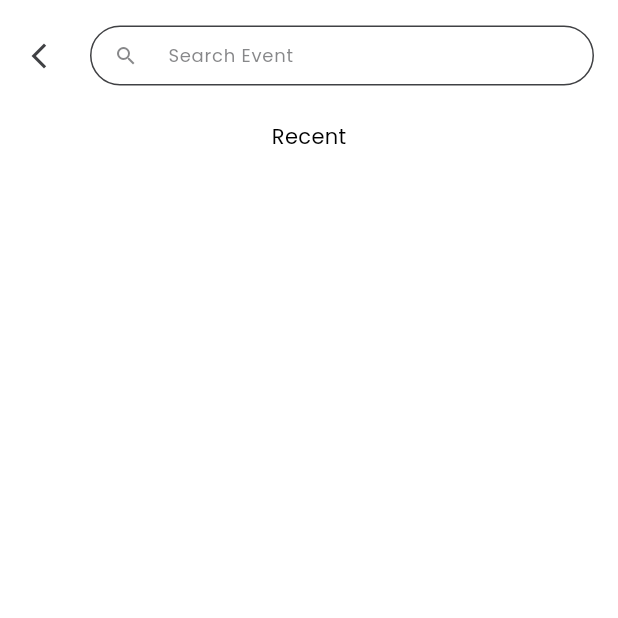
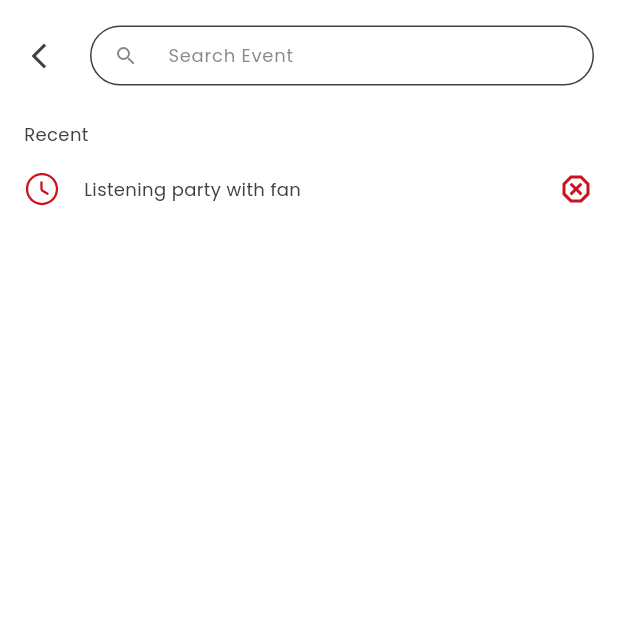
Before and after one commit to DrRaspec/kork, a Flutter app: the SearchEvent screen opened by its route, on a phone screen of 412 x 824 dp, the top half of it. Run offline on Flutter 3.47's test engine with Material 3 defaults, Android fonts, the phone set to English and light mode, and no system bars; our stand-ins replace dropdown_button2, flutter_svg, flutter_switch, geocoding, geolocator, get and 5 more; accounts and stored records are empty; generated files the repository leaves out were written again; network calls fail; project files that could hold a hidden picture were left out.

Commit message:
fully update screen search event

```diff
--- a/lib/views/home_view.dart
+++ b/lib/views/home_view.dart
@@ -25,7 +25,7 @@ class HomeView extends GetView<HomeController> {
             behavior: HitTestBehavior.translucent,
             onTap: () => FocusScope.of(context).unfocus(),
             onHorizontalDragUpdate: (details) {
-              if (details.delta.dx < 10) {
+              if (details.delta.dx < -10) {
                 controller.mainControler.currentIndex.value = 1;
               }
             },
--- a/lib/views/search_event.dart
+++ b/lib/views/search_event.dart
@@ -1,6 +1,8 @@
 import 'package:flutter/material.dart';
+import 'package:flutter_svg/flutter_svg.dart';
 import 'package:get/get.dart';
 import 'package:flutter_gen/gen_l10n/app_localizations.dart';
+import 'package:kork/widget/event_recent_search.dart';
 
 part '../bindings/search_event_binding.dart';
 part '../controllers/search_event_controller.dart';
@@ -12,18 +14,20 @@ class SearchEvent extends GetView<SearchEventController> {
   Widget build(BuildContext context) {
     return Scaffold(
       body: SafeArea(
-        child: SingleChildScrollView(
-          padding: const EdgeInsets.symmetric(
-            horizontal: 16,
-          ),
-          child: GestureDetector(
-            behavior: HitTestBehavior.translucent,
+        child: Stack(
+          children: [
+            GestureDetector(
+              behavior: HitTestBehavior.translucent, // Ensures it captures taps
               onTap: () => FocusScope.of(context).unfocus(),
               onHorizontalDragUpdate: (details) {
                 if (details.delta.dx > 10) {
                   Get.back();
                 }
               },
+              child: const SizedBox.expand(), // Covers full screen
+            ),
+            SingleChildScrollView(
+              padding: const EdgeInsets.symmetric(horizontal: 16),
               child: Column(
                 children: [
                   const SizedBox(height: 17),
@@ -73,6 +77,12 @@ class SearchEvent extends GetView<SearchEventController> {
                                 ),
                                 borderRadius: BorderRadius.circular(20),
                               ),
+                              focusedBorder: OutlineInputBorder(
+                                borderSide: BorderSide(
+                                  color: Get.theme.colorScheme.primary,
+                                ),
+                                borderRadius: BorderRadius.circular(20),
+                              ),
                             ),
                           ),
                         ),
@@ -80,10 +90,25 @@ class SearchEvent extends GetView<SearchEventController> {
                     ],
                   ),
                   const SizedBox(height: 24),
-                Text(AppLocalizations.of(context)!.recent)
+                  Align(
+                    alignment: Alignment.centerLeft,
+                    child: Text(
+                      AppLocalizations.of(context)!.recent,
+                      style: TextStyle(
+                        fontSize: 12,
+                        color: Get.theme.colorScheme.tertiary,
+                      ),
+                    ),
+                  ),
+                  const SizedBox(height: 16),
+                  GestureDetector(
+                    onTap: () {},
+                    child: eventRecentSearch(),
+                  ),
                 ],
               ),
             ),
+          ],
         ),
       ),
     );
--- /dev/null
+++ b/lib/widget/event_recent_search.dart
@@ -0,0 +1,38 @@
+import 'package:flutter/material.dart';
+import 'package:flutter_svg/svg.dart';
+import 'package:get/get.dart';
+
+Widget eventRecentSearch() {
+  return Row(
+    crossAxisAlignment: CrossAxisAlignment.center,
+    children: [
+      SvgPicture.asset(
+        'assets/image/svg/clock.svg',
+        width: 24,
+        height: 24,
+        colorFilter: ColorFilter.mode(
+          Get.theme.colorScheme.primary,
+          BlendMode.srcIn,
+        ),
+      ),
+      const SizedBox(width: 16),
+      Text(
+        'Listening party with fan',
+        style: TextStyle(
+          fontSize: 12,
+          color: Get.theme.colorScheme.tertiary,
+        ),
+      ),
+      const Spacer(),
+      SvgPicture.asset(
+        'assets/image/svg/dangerous.svg',
+        width: 24,
+        height: 24,
+        colorFilter: ColorFilter.mode(
+          Get.theme.colorScheme.primary,
+          BlendMode.srcIn,
+        ),
+      ),
+    ],
+  );
+}
```
Also changed, not shown: assets/image/svg/clock.svg (added), assets/image/svg/dangerous.svg (added). Lines whose indentation alone changed are shown as unchanged.
